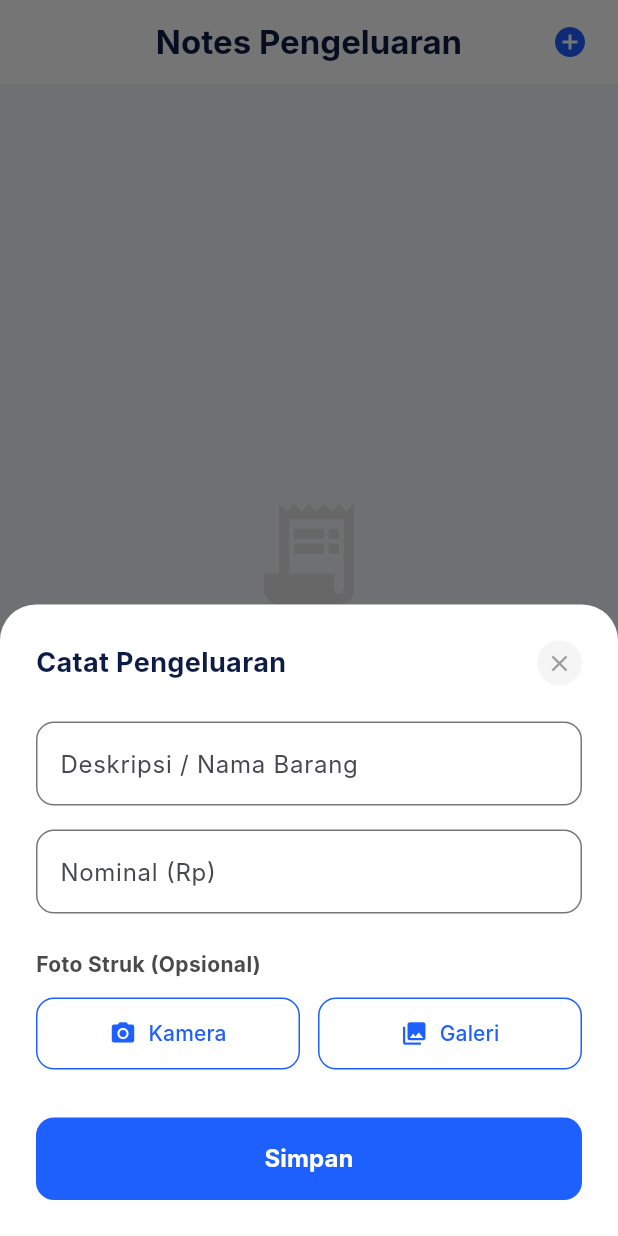
After one commit to zainalakbar/saldoku, a Flutter app: the NotesScreen screen opened directly, after a tap on "Catat Sekarang", on a phone screen of 412 x 824 dp. The commit adds this screen. Run offline on Flutter 3.47's test engine with Material 3 defaults, Android fonts, the phone set to English and light mode, and no system bars; our stand-ins replace image_picker; Roboto replaces fonts that are missing (Inter).

Commit message:
update fitur notes pengeluaran

```diff
--- a/lib/main.dart
+++ b/lib/main.dart
@@ -3,6 +3,7 @@ import 'package:flutter/material.dart';
 import 'calculator_sheet.dart';
 import 'statistik_screen.dart';
 import 'split_bill_screen.dart';
+import 'notes_screen.dart';
 
 void main() {
   runApp(const MyApp());
@@ -39,7 +40,7 @@ class _MainScreenState extends State<MainScreen> {
 
   final List<Widget> _screens = [
     const DashboardScreen(),
-    const Center(child: Text('Notes Screen Placeholder')), // Notes
+    const NotesScreen(), // Notes
     const Center(child: Text('')), // Placeholder for FAB space
     const StatistikScreen(), // Statistik
     const Center(child: Text('Akun Screen Placeholder')), // Akun
--- /dev/null
+++ b/lib/notes_screen.dart
@@ -0,0 +1,352 @@
+import 'dart:io';
+import 'package:flutter/material.dart';
+import 'package:image_picker/image_picker.dart';
+import 'package:intl/intl.dart';
+
+class ExpenseNote {
+  final String id;
+  final String title;
+  final double amount;
+  final DateTime date;
+  final String? imagePath;
+
+  ExpenseNote({
+    required this.id,
+    required this.title,
+    required this.amount,
+    required this.date,
+    this.imagePath,
+  });
+}
+
+class NotesScreen extends StatefulWidget {
+  const NotesScreen({super.key});
+
+  @override
+  State<NotesScreen> createState() => _NotesScreenState();
+}
+
+class _NotesScreenState extends State<NotesScreen> {
+  List<ExpenseNote> _notes = [];
+
+  void _showAddNoteSheet() {
+    showModalBottomSheet(
+      context: context,
+      isScrollControlled: true,
+      backgroundColor: Colors.transparent,
+      builder: (context) => AddNoteSheet(
+        onAdd: (note) {
+          setState(() {
+            _notes.add(note);
+            // Sort descending by date
+            _notes.sort((a, b) => b.date.compareTo(a.date));
+          });
+        },
+      ),
+    );
+  }
+
+  @override
+  Widget build(BuildContext context) {
+    final currencyFormatter = NumberFormat.currency(locale: 'id_ID', symbol: 'Rp', decimalDigits: 0);
+
+    return Scaffold(
+      backgroundColor: const Color(0xFFF2F5FB),
+      appBar: AppBar(
+        backgroundColor: Colors.white,
+        elevation: 0,
+        title: const Text('Notes Pengeluaran', style: TextStyle(color: Color(0xFF0D1C44), fontWeight: FontWeight.bold)),
+        centerTitle: true,
+        automaticallyImplyLeading: false,
+        actions: [
+          IconButton(
+            icon: const Icon(Icons.add_circle, color: Color(0xFF1E60FE)),
+            onPressed: _showAddNoteSheet,
+          ),
+          const SizedBox(width: 8),
+        ],
+      ),
+      body: _notes.isEmpty
+          ? Center(
+              child: Column(
+                mainAxisAlignment: MainAxisAlignment.center,
+                children: [
+                  Icon(Icons.receipt_long, size: 80, color: Colors.grey.shade300),
+                  const SizedBox(height: 16),
+                  const Text('Belum ada catatan', style: TextStyle(fontSize: 18, fontWeight: FontWeight.bold, color: Color(0xFF4A4A4A))),
+                  const SizedBox(height: 8),
+                  const Text('Catat pengeluaran dan simpan struknya disini', style: TextStyle(color: Color(0xFF9CA3AF))),
+                  const SizedBox(height: 24),
+                  ElevatedButton.icon(
+                    onPressed: _showAddNoteSheet,
+                    icon: const Icon(Icons.add),
+                    label: const Text('Catat Sekarang'),
+                    style: ElevatedButton.styleFrom(
+                      backgroundColor: const Color(0xFF1E60FE),
+                      foregroundColor: Colors.white,
+                      padding: const EdgeInsets.symmetric(horizontal: 24, vertical: 12),
+                      shape: RoundedRectangleBorder(borderRadius: BorderRadius.circular(12)),
+                    ),
+                  )
+                ],
+              ),
+            )
+          : ListView.builder(
+              padding: const EdgeInsets.only(top: 20, left: 20, right: 20, bottom: 100),
+              itemCount: _notes.length,
+              itemBuilder: (context, index) {
+                final note = _notes[index];
+                return Container(
+                  margin: const EdgeInsets.only(bottom: 16),
+                  decoration: BoxDecoration(
+                    color: Colors.white,
+                    borderRadius: BorderRadius.circular(16),
+                    boxShadow: [
+                      BoxShadow(
+                        color: Colors.black.withOpacity(0.02),
+                        blurRadius: 10,
+                        offset: const Offset(0, 4),
+                      )
+                    ],
+                  ),
+                  child: Column(
+                    crossAxisAlignment: CrossAxisAlignment.start,
+                    children: [
+                      if (note.imagePath != null)
+                        ClipRRect(
+                          borderRadius: const BorderRadius.vertical(top: Radius.circular(16)),
+                          child: Image.file(
+                            File(note.imagePath!),
+                            width: double.infinity,
+                            height: 180,
+                            fit: BoxFit.cover,
+                          ),
+                        ),
+                      Padding(
+                        padding: const EdgeInsets.all(16),
+                        child: Row(
+                          crossAxisAlignment: CrossAxisAlignment.start,
+                          children: [
+                            Container(
+                              padding: const EdgeInsets.all(12),
+                              decoration: BoxDecoration(
+                                color: const Color(0xFFE8F0FF),
+                                borderRadius: BorderRadius.circular(12),
+                              ),
+                              child: const Icon(Icons.description, color: Color(0xFF1E60FE)),
+                            ),
+                            const SizedBox(width: 16),
+                            Expanded(
+                              child: Column(
+                                crossAxisAlignment: CrossAxisAlignment.start,
+                                children: [
+                                  Text(
+                                    note.title,
+                                    style: const TextStyle(fontSize: 16, fontWeight: FontWeight.bold, color: Color(0xFF0D1C44)),
+                                  ),
+                                  const SizedBox(height: 4),
+                                  Text(
+                                    DateFormat('dd MMM yyyy, HH:mm').format(note.date),
+                                    style: const TextStyle(fontSize: 12, color: Color(0xFF9CA3AF)),
+                                  ),
+                                ],
+                              ),
+                            ),
+                            Text(
+                              currencyFormatter.format(note.amount),
+                              style: const TextStyle(fontSize: 16, fontWeight: FontWeight.bold, color: Color(0xFFFF5252)),
+                            ),
+                          ],
+                        ),
+                      )
+                    ],
+                  ),
+                );
+              },
+            ),
+    );
+  }
+}
+
+class AddNoteSheet extends StatefulWidget {
+  final Function(ExpenseNote) onAdd;
+
+  const AddNoteSheet({super.key, required this.onAdd});
+
+  @override
+  State<AddNoteSheet> createState() => _AddNoteSheetState();
+}
+
+class _AddNoteSheetState extends State<AddNoteSheet> {
+  final TextEditingController _titleController = TextEditingController();
+  final TextEditingController _amountController = TextEditingController();
+  File? _selectedImage;
+  final ImagePicker _picker = ImagePicker();
+
+  Future<void> _pickImage(ImageSource source) async {
+    try {
+      final XFile? pickedFile = await _picker.pickImage(source: source);
+      if (pickedFile != null) {
+        setState(() {
+          _selectedImage = File(pickedFile.path);
+        });
+      }
+    } catch (e) {
+      debugPrint("Error picking image: \$e");
+    }
+  }
+
+  void _saveNote() {
+    if (_titleController.text.isEmpty || _amountController.text.isEmpty) {
+      ScaffoldMessenger.of(context).showSnackBar(
+        const SnackBar(content: Text('Judul dan nominal harus diisi')),
+      );
+      return;
+    }
+
+    final amount = double.tryParse(_amountController.text.replaceAll(RegExp(r'[^0-9]'), '')) ?? 0.0;
+
+    final note = ExpenseNote(
+      id: DateTime.now().millisecondsSinceEpoch.toString(),
+      title: _titleController.text,
+      amount: amount,
+      date: DateTime.now(),
+      imagePath: _selectedImage?.path,
+    );
+
+    widget.onAdd(note);
+    Navigator.pop(context);
+  }
+
+  @override
+  Widget build(BuildContext context) {
+    return Container(
+      padding: EdgeInsets.only(
+        top: 24,
+        left: 24,
+        right: 24,
+        bottom: MediaQuery.of(context).viewInsets.bottom + 24,
+      ),
+      decoration: const BoxDecoration(
+        color: Colors.white,
+        borderRadius: BorderRadius.vertical(top: Radius.circular(24)),
+      ),
+      child: SingleChildScrollView(
+        child: Column(
+          mainAxisSize: MainAxisSize.min,
+          crossAxisAlignment: CrossAxisAlignment.start,
+          children: [
+            Row(
+              mainAxisAlignment: MainAxisAlignment.spaceBetween,
+              children: [
+                const Text('Catat Pengeluaran', style: TextStyle(fontSize: 18, fontWeight: FontWeight.bold, color: Color(0xFF0D1C44))),
+                GestureDetector(
+                  onTap: () => Navigator.pop(context),
+                  child: Container(
+                    padding: const EdgeInsets.all(6),
+                    decoration: BoxDecoration(color: Colors.grey.shade100, shape: BoxShape.circle),
+                    child: const Icon(Icons.close, size: 18, color: Colors.grey),
+                  ),
+                ),
+              ],
+            ),
+            const SizedBox(height: 24),
+            TextField(
+              controller: _titleController,
+              decoration: InputDecoration(
+                labelText: 'Deskripsi / Nama Barang',
+                border: OutlineInputBorder(borderRadius: BorderRadius.circular(12)),
+                focusedBorder: OutlineInputBorder(
+                  borderRadius: BorderRadius.circular(12),
+                  borderSide: const BorderSide(color: Color(0xFF1E60FE), width: 2),
+                ),
+              ),
+            ),
+            const SizedBox(height: 16),
+            TextField(
+              controller: _amountController,
+              keyboardType: TextInputType.number,
+              decoration: InputDecoration(
+                labelText: 'Nominal (Rp)',
+                prefixText: 'Rp ',
+                border: OutlineInputBorder(borderRadius: BorderRadius.circular(12)),
+                focusedBorder: OutlineInputBorder(
+                  borderRadius: BorderRadius.circular(12),
+                  borderSide: const BorderSide(color: Color(0xFF1E60FE), width: 2),
+                ),
+              ),
+            ),
+            const SizedBox(height: 24),
+            const Text('Foto Struk (Opsional)', style: TextStyle(fontSize: 14, fontWeight: FontWeight.bold, color: Color(0xFF4A4A4A))),
+            const SizedBox(height: 12),
+            if (_selectedImage != null)
+              Stack(
+                children: [
+                  ClipRRect(
+                    borderRadius: BorderRadius.circular(12),
+                    child: Image.file(_selectedImage!, height: 150, width: double.infinity, fit: BoxFit.cover),
+                  ),
+                  Positioned(
+                    top: 8,
+                    right: 8,
+                    child: GestureDetector(
+                      onTap: () => setState(() => _selectedImage = null),
+                      child: Container(
+                        padding: const EdgeInsets.all(6),
+                        decoration: const BoxDecoration(color: Colors.black54, shape: BoxShape.circle),
+                        child: const Icon(Icons.close, color: Colors.white, size: 16),
+                      ),
+                    ),
+                  ),
+                ],
+              )
+            else
+              Row(
+                children: [
+                  Expanded(
+                    child: OutlinedButton.icon(
+                      onPressed: () => _pickImage(ImageSource.camera),
+                      icon: const Icon(Icons.camera_alt, color: Color(0xFF1E60FE)),
+                      label: const Text('Kamera', style: TextStyle(color: Color(0xFF1E60FE))),
+                      style: OutlinedButton.styleFrom(
+                        padding: const EdgeInsets.symmetric(vertical: 14),
+                        shape: RoundedRectangleBorder(borderRadius: BorderRadius.circular(12)),
+                        side: const BorderSide(color: Color(0xFF1E60FE)),
+                      ),
+                    ),
+                  ),
+                  const SizedBox(width: 12),
+                  Expanded(
+                    child: OutlinedButton.icon(
+                      onPressed: () => _pickImage(ImageSource.gallery),
+                      icon: const Icon(Icons.photo_library, color: Color(0xFF1E60FE)),
+                      label: const Text('Galeri', style: TextStyle(color: Color(0xFF1E60FE))),
+                      style: OutlinedButton.styleFrom(
+                        padding: const EdgeInsets.symmetric(vertical: 14),
+                        shape: RoundedRectangleBorder(borderRadius: BorderRadius.circular(12)),
+                        side: const BorderSide(color: Color(0xFF1E60FE)),
+                      ),
+                    ),
+                  ),
+                ],
+              ),
+            const SizedBox(height: 32),
+            SizedBox(
+              width: double.infinity,
+              child: ElevatedButton(
+                onPressed: _saveNote,
+                style: ElevatedButton.styleFrom(
+                  backgroundColor: const Color(0xFF1E60FE),
+                  padding: const EdgeInsets.symmetric(vertical: 16),
+                  shape: RoundedRectangleBorder(borderRadius: BorderRadius.circular(12)),
+                  elevation: 0,
+                ),
+                child: const Text('Simpan', style: TextStyle(fontSize: 16, fontWeight: FontWeight.bold, color: Colors.white)),
+              ),
+            ),
+          ],
+        ),
+      ),
+    );
+  }
+}
--- a/pubspec.yaml
+++ b/pubspec.yaml
@@ -34,6 +34,8 @@ dependencies:
   # The following adds the Cupertino Icons font to your application.
   # Use with the CupertinoIcons class for iOS style icons.
   cupertino_icons: ^1.0.8
+  image_picker: ^1.1.2
+  intl: ^0.19.0
 
 dev_dependencies:
   flutter_test:
```
Also changed, not shown: pubspec.lock, 5 other files.
